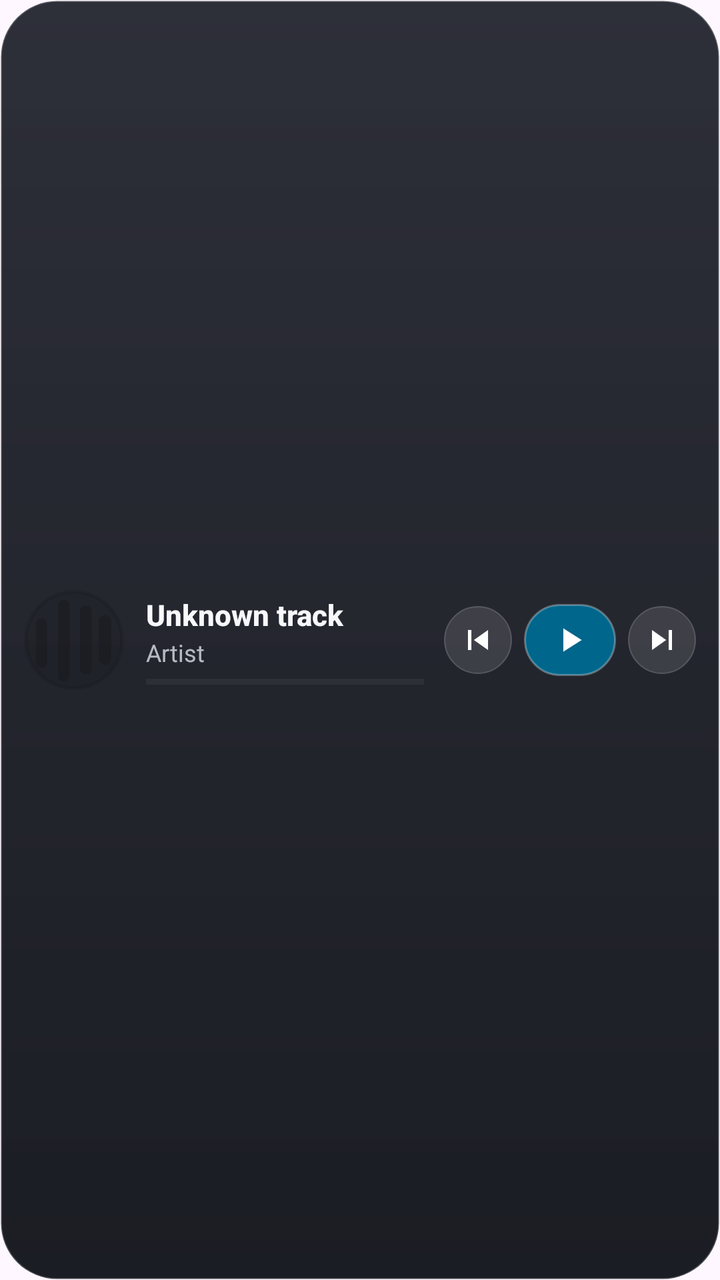
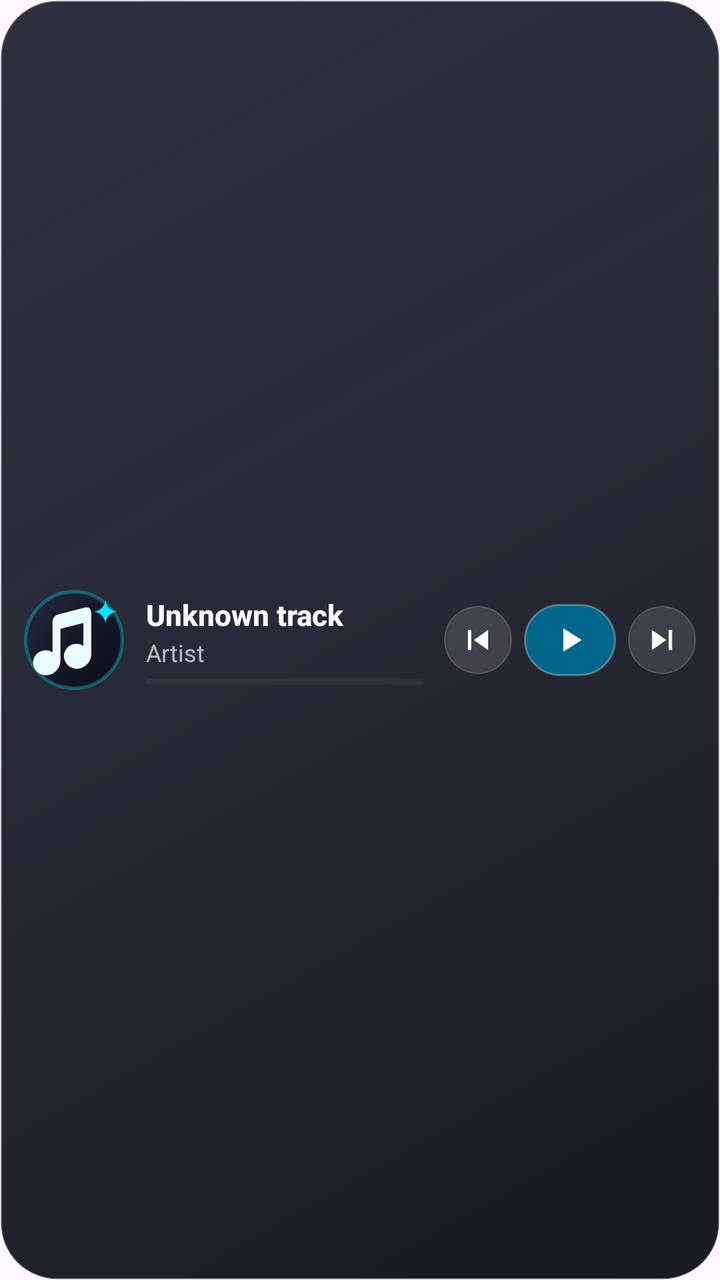

Before-and-after screenshots of an Android layout around one commit, followed by the original layout XML and the change that was made.
<!-- AndroidManifest.xml: application theme Theme.NeonSong.Splash -->
<!-- res/layout/widget_aura_horizontal.xml -->
<?xml version="1.0" encoding="utf-8"?>
<LinearLayout xmlns:android="http://schemas.android.com/apk/res/android"
    android:id="@+id/widget_root"
    android:layout_width="match_parent"
    android:layout_height="match_parent"
    android:background="@drawable/widget_aura_background"
    android:clipToOutline="true"
    android:gravity="center_vertical"
    android:orientation="horizontal"
    android:paddingStart="12dp"
    android:paddingTop="8dp"
    android:paddingEnd="12dp"
    android:paddingBottom="8dp">

    
    <LinearLayout
        android:id="@+id/widget_empty_group"
        android:layout_width="match_parent"
        android:layout_height="wrap_content"
        android:gravity="center_vertical"
        android:orientation="horizontal"
        android:visibility="gone">

        <ImageView
            android:id="@+id/widget_empty_icon"
            android:layout_width="46dp"
            android:layout_height="46dp"
            android:contentDescription="@null"
            android:src="@drawable/widget_art_placeholder" />

        <LinearLayout
            android:layout_width="0dp"
            android:layout_height="wrap_content"
            android:layout_marginStart="12dp"
            android:layout_weight="1"
            android:orientation="vertical">

            <TextView
                android:id="@+id/widget_empty_title"
                android:layout_width="match_parent"
                android:layout_height="wrap_content"
                android:ellipsize="end"
                android:fontFamily="sans-serif-medium"
                android:maxLines="1"
                android:text="@string/widget_aura_name"
                android:textColor="#FFF7F8FA"
                android:textSize="15sp"
                android:textStyle="bold" />

            <TextView
                android:id="@+id/widget_empty_sub"
                android:layout_width="match_parent"
                android:layout_height="wrap_content"
                android:layout_marginTop="2dp"
                android:ellipsize="end"
                android:fontFamily="sans-serif"
                android:maxLines="1"
                android:text="@string/widget_aura_idle"
                android:textColor="#B0EAEFF5"
                android:textSize="12sp" />
        </LinearLayout>
    </LinearLayout>

    
    <LinearLayout
        android:id="@+id/widget_content_group"
        android:layout_width="match_parent"
        android:layout_height="wrap_content"
        android:gravity="center_vertical"
        android:orientation="horizontal">

        <ImageView
            android:id="@+id/widget_art"
            android:layout_width="50dp"
            android:layout_height="50dp"
            android:contentDescription="@null"
            android:scaleType="centerCrop"
            android:src="@drawable/widget_art_placeholder" />

        <LinearLayout
            android:layout_width="0dp"
            android:layout_height="wrap_content"
            android:layout_marginStart="11dp"
            android:layout_marginEnd="10dp"
            android:layout_weight="1"
            android:gravity="center_vertical"
            android:orientation="vertical">

            <TextView
                android:id="@+id/widget_title"
                android:layout_width="match_parent"
                android:layout_height="wrap_content"
                android:ellipsize="end"
                android:fontFamily="sans-serif-medium"
                android:maxLines="1"
                android:text="Unknown track"
                android:textColor="#FFF7F8FA"
                android:textSize="14.5sp"
                android:textStyle="bold" />

            <TextView
                android:id="@+id/widget_artist"
                android:layout_width="match_parent"
                android:layout_height="wrap_content"
                android:layout_marginTop="1dp"
                android:ellipsize="end"
                android:fontFamily="sans-serif"
                android:maxLines="1"
                android:text="Artist"
                android:textColor="#BCEAEFF5"
                android:textSize="12sp" />

            <ProgressBar
                android:id="@+id/widget_progress"
                style="?android:attr/progressBarStyleHorizontal"
                android:layout_width="match_parent"
                android:layout_height="3dp"
                android:layout_marginTop="5dp"
                android:max="1000"
                android:progress="0"
                android:progressBackgroundTint="#2EFFFFFF"
                android:progressTint="#FF00E5FF" />
        </LinearLayout>

        <LinearLayout
            android:layout_width="wrap_content"
            android:layout_height="wrap_content"
            android:gravity="center_vertical"
            android:orientation="horizontal">

            <ImageButton
                android:id="@+id/widget_btn_prev"
                android:layout_width="34dp"
                android:layout_height="34dp"
                android:background="@drawable/widget_aura_icon_button"
                android:contentDescription="@string/widget_previous"
                android:padding="7dp"
                android:scaleType="fitCenter"
                android:src="@drawable/ic_widget_skip_previous" />

            <FrameLayout
                android:id="@+id/widget_play_pause_container"
                android:layout_width="46dp"
                android:layout_height="36dp"
                android:layout_marginHorizontal="6dp"
                android:background="@drawable/widget_aura_play_pill">

                <ImageButton
                    android:id="@+id/widget_btn_play_pause"
                    android:layout_width="match_parent"
                    android:layout_height="match_parent"
                    android:background="@android:color/transparent"
                    android:contentDescription="@string/widget_play_pause"
                    android:padding="8dp"
                    android:scaleType="fitCenter"
                    android:src="@drawable/ic_widget_play" />
            </FrameLayout>

            <ImageButton
                android:id="@+id/widget_btn_next"
                android:layout_width="34dp"
                android:layout_height="34dp"
                android:background="@drawable/widget_aura_icon_button"
                android:contentDescription="@string/widget_next"
                android:padding="7dp"
                android:scaleType="fitCenter"
                android:src="@drawable/ic_widget_skip_next" />
        </LinearLayout>
    </LinearLayout>
</LinearLayout>
<!-- resources referenced by this layout -->
<resources>
  <!-- drawable widget_art_placeholder (drawable) -->
  <?xml version="1.0" encoding="utf-8"?>
  <layer-list xmlns:android="http://schemas.android.com/apk/res/android">
      <item>
          <shape android:shape="rectangle">
              <corners android:radius="14dp" />
              <solid android:color="@color/widget_surface_variant" />
              <stroke
                  android:width="1dp"
                  android:color="@color/widget_hairline" />
          </shape>
      </item>
      <item
          android:width="26dp"
          android:height="26dp"
          android:gravity="center"
          android:drawable="@drawable/ic_widget_logo_mark" />
  </layer-list>
  <!-- drawable widget_aura_background (drawable) -->
  <?xml version="1.0" encoding="utf-8"?>
  <shape xmlns:android="http://schemas.android.com/apk/res/android"
      android:shape="rectangle">
      <corners android:radius="26dp" />
      <gradient
          android:angle="270"
          android:startColor="#EB1B1D28"
          android:endColor="#F00D0F16"
          android:type="linear" />
      <stroke
          android:width="1dp"
          android:color="#30FFFFFF" />
  </shape>
  <!-- drawable widget_aura_icon_button (drawable) -->
  <?xml version="1.0" encoding="utf-8"?>
  <shape xmlns:android="http://schemas.android.com/apk/res/android"
      android:shape="oval">
      <solid android:color="#1EFFFFFF" />
      <stroke
          android:width="0.8dp"
          android:color="#2EFFFFFF" />
  </shape>
  <string name="widget_aura_idle">Tap to open Neon Song</string>
  <string name="widget_aura_name">Neon Song Aura Glass</string>
  <string name="widget_next">Next track</string>
  <string name="widget_play_pause">Play or pause</string>
  <string name="widget_previous">Previous track</string>
  <color name="widget_surface_variant">#14000000</color>
  <color name="widget_hairline">#1A000000</color>
  <!-- drawable ic_widget_logo_mark (drawable) -->
  <vector xmlns:android="http://schemas.android.com/apk/res/android"
      android:width="24dp"
      android:height="24dp"
      android:viewportWidth="108"
      android:viewportHeight="108">
      <path
          android:fillColor="@color/widget_on_surface_variant"
          android:pathData="M12.92,36.47 A5.99,5.99 0 0 1 24.89,36.47 L24.89,78.39 A5.99,5.99 0 0 1 12.92,78.39 Z" />
      <path
          android:fillColor="@color/widget_on_surface_variant"
          android:pathData="M36.86,16.58 A6.14,6.14 0 0 1 49.15,16.58 L49.15,92.58 A6.14,6.14 0 0 1 36.86,92.58 Z" />
      <path
          android:fillColor="@color/widget_on_surface_variant"
          android:pathData="M60.54,23.12 A6.25,6.25 0 0 1 73.04,23.12 L73.04,84.82 A6.25,6.25 0 0 1 60.54,84.82 Z" />
      <path
          android:fillColor="@color/widget_on_surface_variant"
          android:pathData="M80.74,33.72 A6.72,6.72 0 0 1 94.18,33.72 L94.18,74.17 A6.72,6.72 0 0 1 80.74,74.17 Z" />
  </vector>
  <color name="widget_primary">#FF00E5FF</color>
  <color name="splash_background">#FF100F0F</color>
  <!-- drawable neon_song_splash_art (drawable) -->
  <?xml version="1.0" encoding="utf-8"?>
  <bitmap xmlns:android="http://schemas.android.com/apk/res/android"
      android:src="@drawable/beru_icon_3d"
      android:gravity="fill" />
  <color name="widget_on_surface_variant">#8A1A1A1E</color>
  <!-- unchanged entries left out for length: 8 -->
</resources>

<!-- the commit's change to res/layout/widget_aura_horizontal.xml (unified diff, before → after) -->
@@ -23,9 +23,10 @@
 
         <ImageView
             android:id="@+id/widget_empty_icon"
-            android:layout_width="46dp"
-            android:layout_height="46dp"
+            android:layout_width="50dp"
+            android:layout_height="50dp"
             android:contentDescription="@null"
+            android:scaleType="centerCrop"
             android:src="@drawable/widget_art_placeholder" />
 
         <LinearLayout
@@ -119,6 +120,7 @@
                 android:max="1000"
                 android:progress="0"
                 android:progressBackgroundTint="#2EFFFFFF"
+                android:progressDrawable="@drawable/widget_progress_bar"
                 android:progressTint="#FF00E5FF" />
         </LinearLayout>
 
<!-- resource entries referenced after the edit -->
@@ -5,16 +5,21 @@
   <layer-list xmlns:android="http://schemas.android.com/apk/res/android">
       <item>
           <shape android:shape="rectangle">
-              <corners android:radius="14dp" />
-              <solid android:color="@color/widget_surface_variant" />
+              <corners android:radius="18dp" />
+              <gradient
+                  android:angle="315"
+                  android:startColor="#FF252A3F"
+                  android:centerColor="#FF151828"
+                  android:endColor="#FF0B0D16"
+                  android:type="linear" />
               <stroke
                   android:width="1dp"
-                  android:color="@color/widget_hairline" />
+                  android:color="#4D00E5FF" />
           </shape>
       </item>
       <item
-          android:width="26dp"
-          android:height="26dp"
+          android:width="28dp"
+          android:height="28dp"
           android:gravity="center"
           android:drawable="@drawable/ic_widget_logo_mark" />
   </layer-list>
@@ -24,13 +29,14 @@
       android:shape="rectangle">
       <corners android:radius="26dp" />
       <gradient
-          android:angle="270"
-          android:startColor="#EB1B1D28"
-          android:endColor="#F00D0F16"
+          android:angle="315"
+          android:startColor="#F0202334"
+          android:centerColor="#EB141724"
+          android:endColor="#F20B0D14"
           android:type="linear" />
       <stroke
-          android:width="1dp"
-          android:color="#30FFFFFF" />
+          android:width="1.1dp"
+          android:color="#38FFFFFF" />
   </shape>
   <!-- drawable widget_aura_icon_button (drawable) -->
   <?xml version="1.0" encoding="utf-8"?>
@@ -41,31 +47,43 @@
           android:width="0.8dp"
           android:color="#2EFFFFFF" />
   </shape>
-  <string name="widget_aura_idle">Tap to open Neon Song</string>
+  <!-- drawable widget_progress_bar (drawable) -->
+  <?xml version="1.0" encoding="utf-8"?>
+  <layer-list xmlns:android="http://schemas.android.com/apk/res/android">
+      <item android:id="@android:id/background">
+          <shape android:shape="rectangle">
+              <corners android:radius="100dp" />
+              <solid android:color="#30FFFFFF" />
+          </shape>
+      </item>
+      <item android:id="@android:id/progress">
+          <clip>
+              <shape android:shape="rectangle">
+                  <corners android:radius="100dp" />
+                  <solid android:color="#FFFFFFFF" />
+              </shape>
+          </clip>
+      </item>
+  </layer-list>
+  <string name="widget_aura_idle">Tap to play • Ready for Hi-Res audio</string>
   <string name="widget_aura_name">Neon Song Aura Glass</string>
   <string name="widget_next">Next track</string>
   <string name="widget_play_pause">Play or pause</string>
   <string name="widget_previous">Previous track</string>
-  <color name="widget_surface_variant">#14000000</color>
-  <color name="widget_hairline">#1A000000</color>
   <!-- drawable ic_widget_logo_mark (drawable) -->
+  <?xml version="1.0" encoding="utf-8"?>
   <vector xmlns:android="http://schemas.android.com/apk/res/android"
-      android:width="24dp"
-      android:height="24dp"
-      android:viewportWidth="108"
-      android:viewportHeight="108">
+      android:width="28dp"
+      android:height="28dp"
+      android:viewportWidth="24"
+      android:viewportHeight="24">
+      
       <path
-          android:fillColor="@color/widget_on_surface_variant"
-          android:pathData="M12.92,36.47 A5.99,5.99 0 0 1 24.89,36.47 L24.89,78.39 A5.99,5.99 0 0 1 12.92,78.39 Z" />
+          android:fillColor="#FFEAFBFF"
+          android:pathData="M14.7,4.2 L8.3,5.85 C7.45,6.06 6.85,6.82 6.85,7.7 L6.85,14.95 C6.25,14.55 5.5,14.38 4.7,14.52 C3.02,14.82 1.92,16.4 2.26,18.02 C2.6,19.65 4.2,20.72 5.88,20.4 C7.58,20.08 8.75,18.62 8.75,16.88 L8.75,9.32 L14.25,7.9 L14.25,13.4 C13.65,13.0 12.9,12.83 12.1,12.97 C10.42,13.27 9.32,14.85 9.66,16.47 C10.0,18.1 11.6,19.17 13.28,18.85 C14.98,18.53 16.15,17.07 16.15,15.33 L16.15,5.55 C16.15,4.55 15.52,4.0 14.7,4.2 Z" />
       <path
-          android:fillColor="@color/widget_on_surface_variant"
-          android:pathData="M36.86,16.58 A6.14,6.14 0 0 1 49.15,16.58 L49.15,92.58 A6.14,6.14 0 0 1 36.86,92.58 Z" />
-      <path
-          android:fillColor="@color/widget_on_surface_variant"
-          android:pathData="M60.54,23.12 A6.25,6.25 0 0 1 73.04,23.12 L73.04,84.82 A6.25,6.25 0 0 1 60.54,84.82 Z" />
-      <path
-          android:fillColor="@color/widget_on_surface_variant"
-          android:pathData="M80.74,33.72 A6.72,6.72 0 0 1 94.18,33.72 L94.18,74.17 A6.72,6.72 0 0 1 80.74,74.17 Z" />
+          android:fillColor="#FF00E5FF"
+          android:pathData="M19.55,2.4 Q19.9,4.85 22.35,5.2 Q19.9,5.55 19.55,8.0 Q19.2,5.55 16.75,5.2 Q19.2,4.85 19.55,2.4 Z" />
   </vector>
   <color name="widget_primary">#FF00E5FF</color>
   <color name="splash_background">#FF100F0F</color>
@@ -74,7 +92,6 @@
   <bitmap xmlns:android="http://schemas.android.com/apk/res/android"
       android:src="@drawable/beru_icon_3d"
       android:gravity="fill" />
-  <color name="widget_on_surface_variant">#8A1A1A1E</color>
   <!-- unchanged entries left out for length: 8 -->
 </resources>
 
